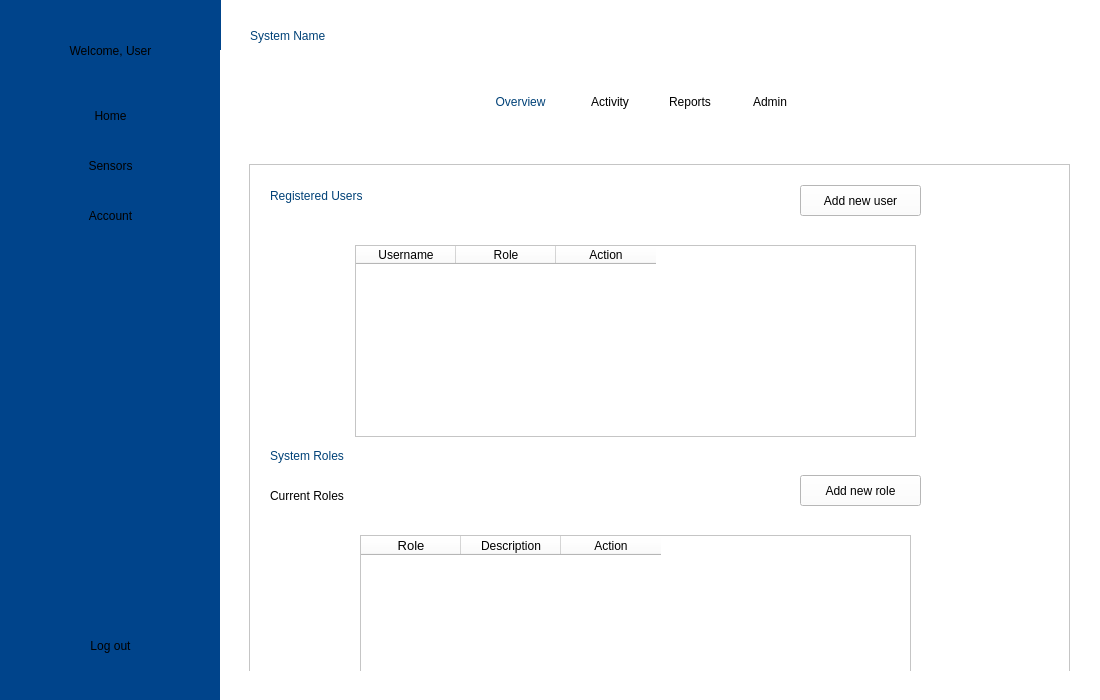
Old version of the form gui/menuwindow.ui in the repository pauqiu/la-gang-gang.
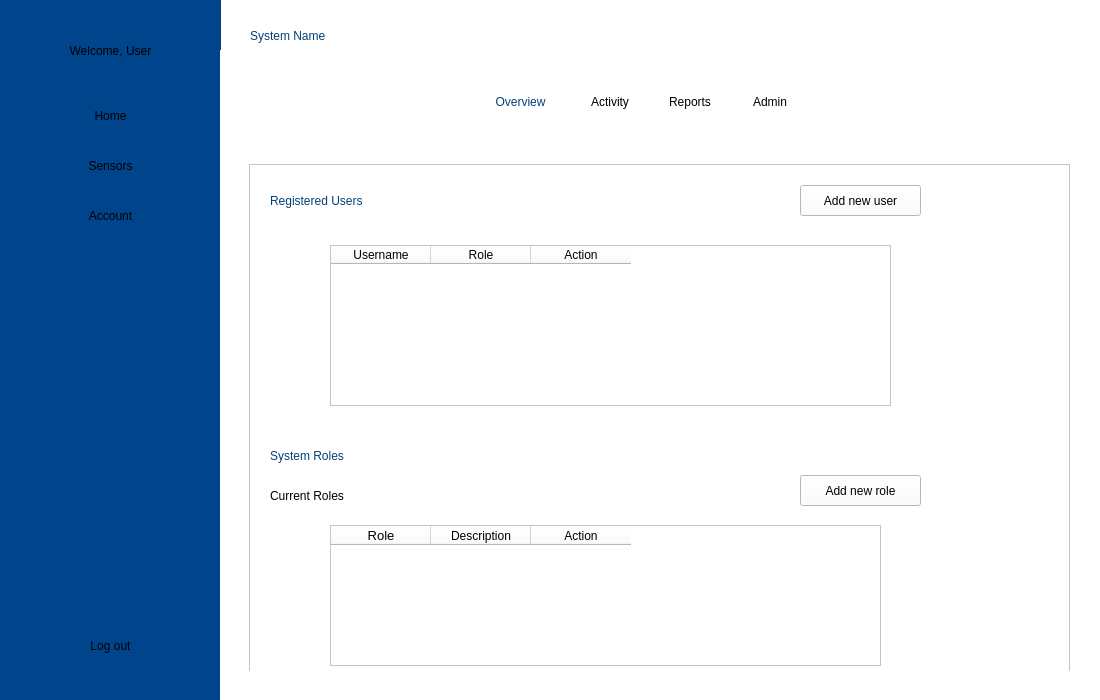
New version of the form. The open tabs and pages were chosen to show the change.

```diff
--- a/gui/menuwindow.ui
+++ b/gui/menuwindow.ui
@@ -342,10 +342,10 @@
          <widget class="QTableWidget" name="rolesTable">
           <property name="geometry">
            <rect>
-            <x>110</x>
-            <y>370</y>
+            <x>80</x>
+            <y>360</y>
             <width>551</width>
-            <height>371</height>
+            <height>141</height>
            </rect>
           </property>
           <property name="styleSheet">
@@ -417,7 +417,7 @@
             <x>20</x>
             <y>20</y>
             <width>211</width>
-            <height>21</height>
+            <height>31</height>
            </rect>
           </property>
           <property name="styleSheet">
@@ -431,10 +431,10 @@
          <widget class="QTableWidget" name="usersTable">
           <property name="geometry">
            <rect>
-            <x>105</x>
+            <x>80</x>
             <y>80</y>
             <width>561</width>
-            <height>192</height>
+            <height>161</height>
            </rect>
           </property>
           <property name="styleSheet">
```
